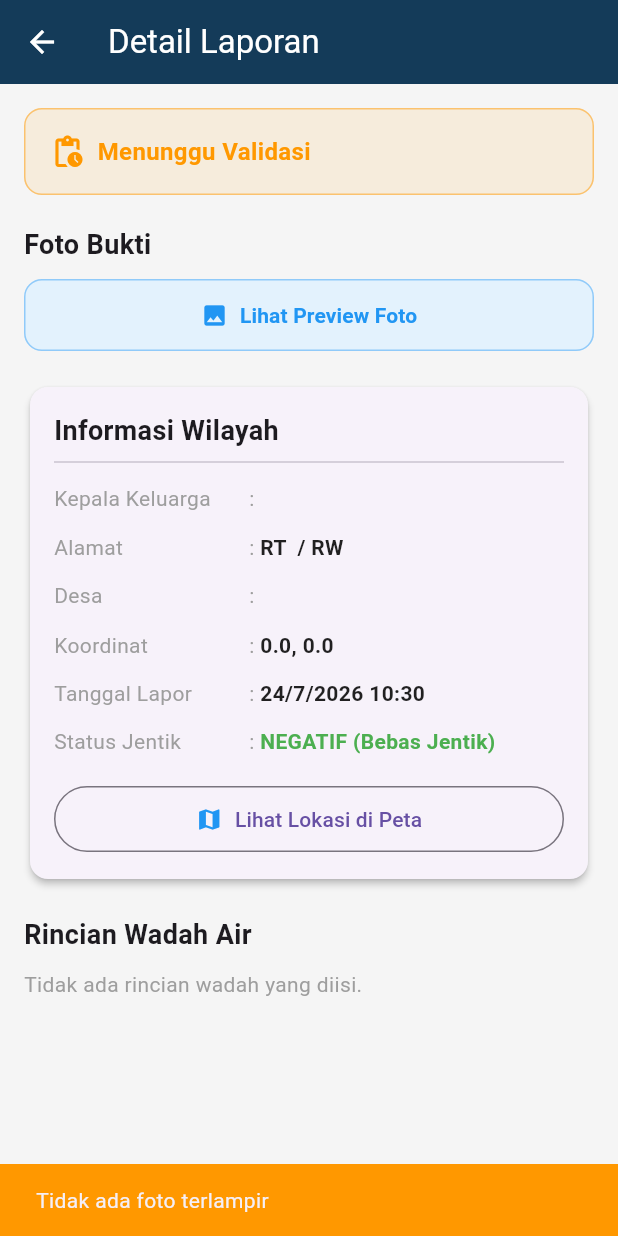
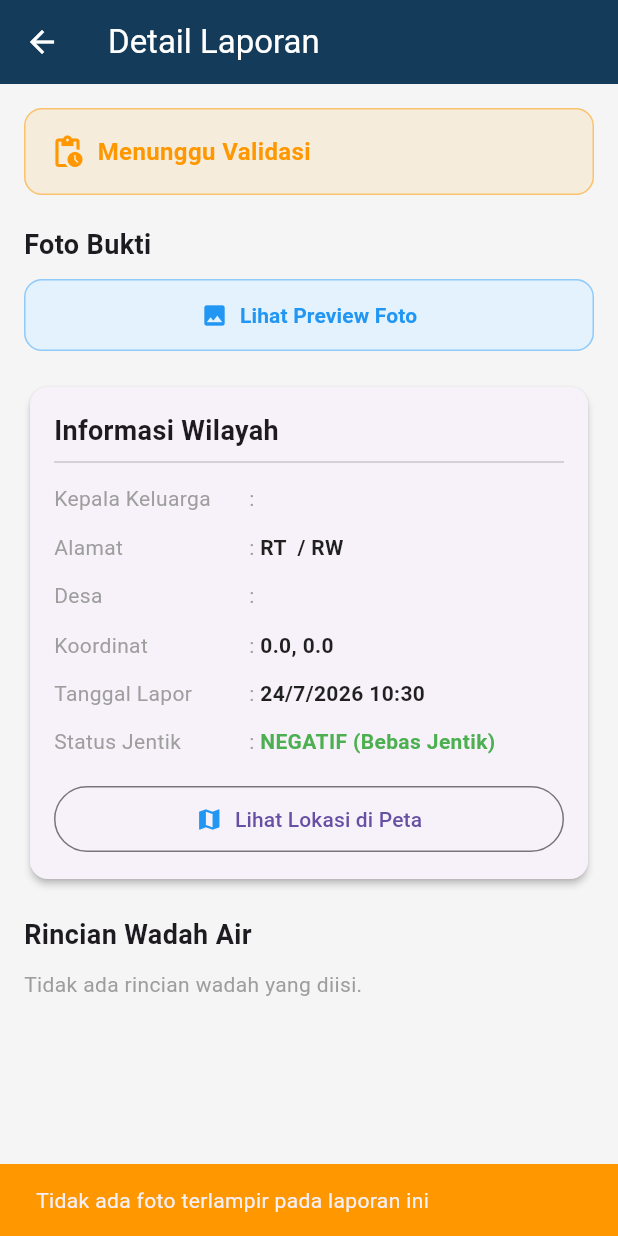
Before and after one commit to ipincamp/radar-jentik-app, a Flutter app: the CadreReportDetailPage screen opened directly with empty values, after a tap on "Lihat Preview Foto", on a phone screen of 412 x 824 dp. Run offline on Flutter 3.47's test engine with Material 3 defaults, Android fonts, the phone set to English and light mode, and no system bars; our stand-ins replace connectivity_plus, dio, flutter_dotenv, flutter_map, flutter_secure_storage, geolocator and 4 more; accounts and stored records are empty.

Commit message:
feat: enhance photo handling in report submission; add checks for local image path and improve error handling

```diff
--- a/lib/features/cadre/presentation/pages/cadre_report_detail_page.dart
+++ b/lib/features/cadre/presentation/pages/cadre_report_detail_page.dart
@@ -251,23 +251,33 @@ class CadreReportDetailPage extends StatelessWidget {
                   style: TextStyle(fontWeight: FontWeight.bold),
                 ),
                 onPressed: () {
-                  if (isOffline && localImagePath != null) {
+                  // Cek untuk laporan Offline
+                  if (isOffline &&
+                      localImagePath != null &&
+                      localImagePath!.isNotEmpty) {
                     _showPhotoDialog(
                       context,
                       isLocal: true,
                       path: localImagePath!,
                     );
-                  } else if (reportData['photo_url'] != null &&
+                  }
+                  // Cek untuk laporan Online
+                  else if (!isOffline &&
+                      reportData['photo_url'] != null &&
                       reportData['photo_url'].toString().isNotEmpty) {
                     _showPhotoDialog(
                       context,
                       isLocal: false,
                       path: reportData['photo_url'],
                     );
-                  } else {
+                  }
+                  // Jika tidak ada foto
+                  else {
                     ScaffoldMessenger.of(context).showSnackBar(
                       const SnackBar(
-                        content: Text('Tidak ada foto terlampir'),
+                        content: Text(
+                          'Tidak ada foto terlampir pada laporan ini',
+                        ),
                         backgroundColor: Colors.orange,
                       ),
                     );
```
Also changed, not shown: lib/features/cadre/presentation/pages/entry_form_page.dart (+16 -9 lines), lib/features/sync_dashboard/presentation/pages/sync_dashboard_page.dart (+18 -22 lines).
